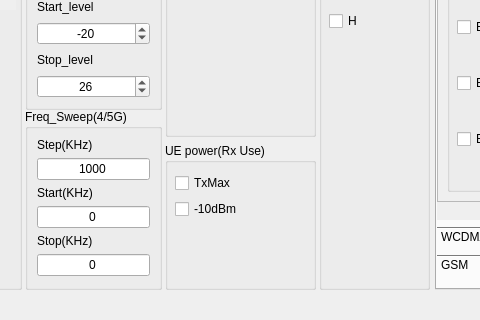
Above: ui/mega_v2_5.ui from d1658999/pyside_learning_2024 before the change; both pictures show x 275 to 755 and y 470 to 790 of the 1491 by 790 pixel window. Below: the same form after it.
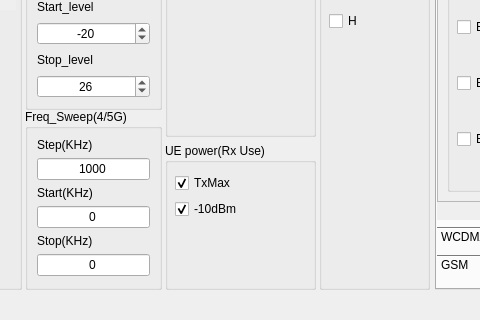
That is the form after the change. The open tabs and pages were chosen to show the change. Icons and pictures are not drawn.

Patch:
```diff
--- a/ui/mega_v2_5.ui
+++ b/ui/mega_v2_5.ui
@@ -1271,6 +1271,9 @@
            <property name="text">
             <string>TxMax</string>
            </property>
+           <property name="checked">
+            <bool>true</bool>
+           </property>
           </widget>
          </item>
          <item>
@@ -1278,6 +1281,9 @@
            <property name="text">
             <string>-10dBm</string>
            </property>
+           <property name="checked">
+            <bool>true</bool>
+           </property>
           </widget>
          </item>
         </layout>
```
Left out of the diff: 2 changed lines with no effect on the pictures.
